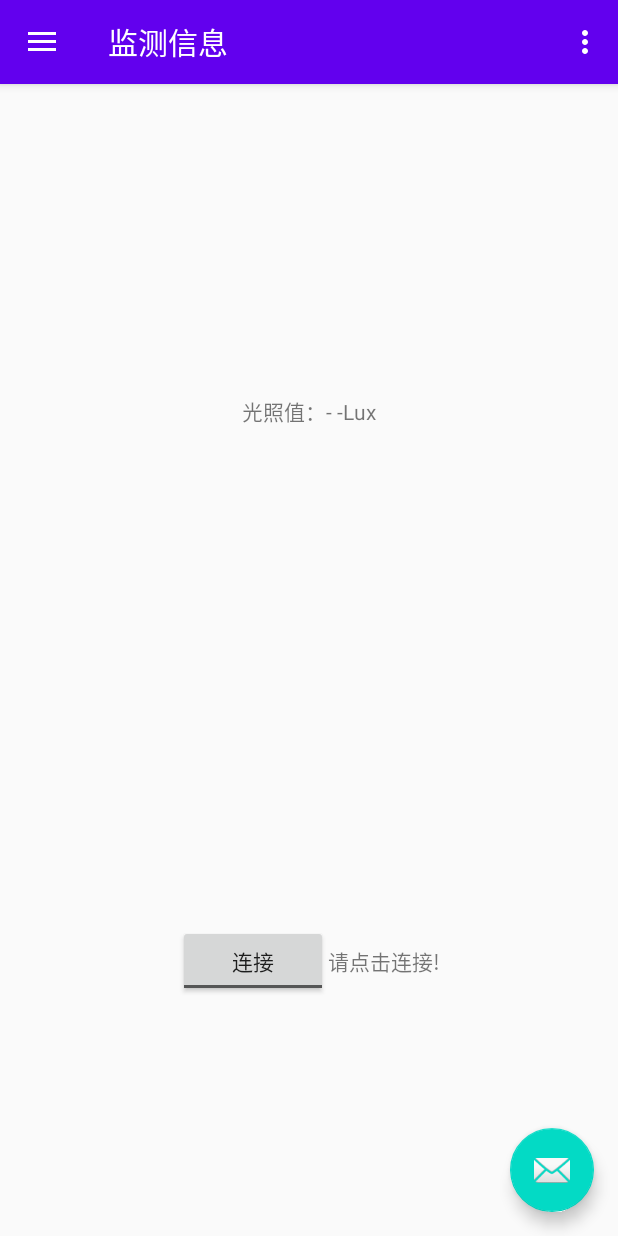
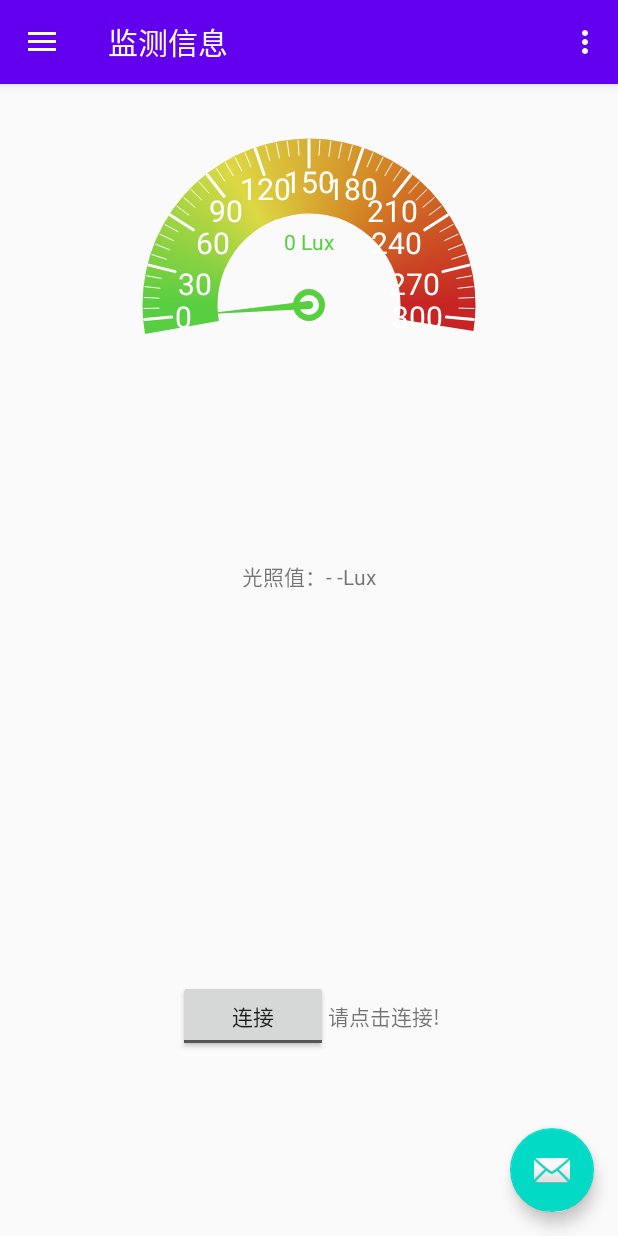
Before and after one commit to dragonbra/AbaKing, an Android app: the screen it shows after launch (MainActivity), on a phone screen of 412 x 824 dp. Run offline under Robolectric (Android 15) with nearby library versions, the phone set to English and light mode, and no system bars; our stand-ins replace navigation-ui.

Commit message:
在home页面新增了仪表盘

```diff
--- a/app/src/main/java/com/fro/room_sunalarmcase/ui/slideshow/SlideshowFragment.java
+++ b/app/src/main/java/com/fro/room_sunalarmcase/ui/slideshow/SlideshowFragment.java
@@ -29,13 +29,7 @@ public class SlideshowFragment extends Fragment {
         slideshowViewModel =
                 ViewModelProviders.of(this).get(SlideshowViewModel.class);
         View root = inflater.inflate(R.layout.fragment_slideshow, container, false);
-        final TextView textView = root.findViewById(R.id.text_slideshow);
-        slideshowViewModel.getText().observe(getViewLifecycleOwner(), new Observer<String>() {
-            @Override
-            public void onChanged(@Nullable String s) {
-             //   textView.setText(s);
-            }
-        });
+
 
         return root;
     }
--- /dev/null
+++ b/app/src/main/java/com/fro/room_sunalarmcase/viewDrawer/MboardView.java
@@ -0,0 +1,415 @@
+package com.fro.room_sunalarmcase.viewDrawer;
+
+import android.content.Context;
+import android.content.res.TypedArray;
+import android.graphics.Canvas;
+import android.graphics.Color;
+import android.graphics.Paint;
+import android.graphics.Path;
+import android.graphics.Rect;
+import android.graphics.RectF;
+import android.graphics.SweepGradient;
+import android.util.AttributeSet;
+import android.util.Log;
+import android.util.TypedValue;
+import android.view.View;
+
+import com.fro.room_sunalarmcase.R;
+
+public class MboardView extends View {
+
+    private int mRadius; // 圆弧半径
+    private int mBigSliceCount; // 大份数
+    private int mScaleCountInOneBigScale; // 相邻两个大刻度之间的小刻度个数
+    private int mScaleColor; // 刻度颜色
+    private int mScaleTextSize; // 刻度字体大小
+    private String mUnitText = ""; // 单位
+    private int mUnitTextSize; // 单位字体大小
+    private int mMinValue; // 最小值
+    private int mMaxValue; // 最大值
+    private int mRibbonWidth; // 色条宽
+
+    private int mStartAngle; // 起始角度
+    private int mSweepAngle; // 扫过角度
+
+    private int mPointerRadius; // 三角形指针半径
+    private int mCircleRadius; // 中心圆半径
+
+    private float mRealTimeValue = 0.0f; // 实时值
+
+    private int mBigScaleRadius; // 大刻度半径
+    private int mSmallScaleRadius; // 小刻度半径
+    private int mNumScaleRadius; // 数字刻度半径
+
+    private int mViewColor_green; // 字体颜色
+    private int mViewColor_yellow; // 字体颜色
+    private int mViewColor_orange; // 字体颜色
+    private int mViewColor_red; // 字体颜色
+
+    private int mViewWidth; // 控件宽度
+    private int mViewHeight; // 控件高度
+    private float mCenterX;//中心点圆坐标x
+    private float mCenterY;//中心点圆坐标y
+
+    private Paint mPaintScale;//圆盘上大小刻度画笔
+    private Paint mPaintScaleText;//圆盘上刻度值画笔
+    private Paint mPaintCirclePointer;//绘制中心圆，指针
+    private Paint mPaintValue;//绘制实时值
+    private Paint mPaintRibbon;//绘制色带
+
+    private RectF mRectRibbon;//存储色带的矩形数据
+    private Rect mRectScaleText;//存储刻度值的矩形数据
+    private Path path;//绘制指针的路径
+
+    private int mSmallScaleCount; // 小刻度总数
+    private float mBigScaleAngle; // 相邻两个大刻度之间的角度
+    private float mSmallScaleAngle; // 相邻两个小刻度之间的角度
+
+    private String[] mGraduations; // 每个大刻度的刻度值
+    private float initAngle;//指针实时角度
+
+    private SweepGradient mSweepGradient ;//设置渐变
+    private int[] color = new int[7];//渐变颜色组
+
+    public MboardView(Context context){
+        this(context, null);
+    }
+    public MboardView(Context context, AttributeSet attrs){
+        this(context,attrs,0);
+    }
+    public MboardView(Context context, AttributeSet attrs,int defStyleAttr){
+        super(context,attrs,defStyleAttr);
+        TypedArray a = context.obtainStyledAttributes( attrs, R.styleable.MboardView, defStyleAttr,0);
+        mRadius = a.getDimensionPixelSize(R.styleable.MboardView_radius, dpToPx(80));
+        mBigSliceCount = a.getInteger(R.styleable.MboardView_bigSliceCount, 5);
+        mScaleCountInOneBigScale = a.getInteger(R.styleable.MboardView_sliceCountInOneBigSlice, 5);
+        mScaleColor = a.getColor(R.styleable.MboardView_scaleColor, Color.WHITE);
+        mScaleTextSize = a.getDimensionPixelSize(R.styleable.MboardView_scaleTextSize, spToPx(12));
+        mUnitText = a.getString(R.styleable.MboardView_unitText);
+        mUnitTextSize = a.getDimensionPixelSize(R.styleable.MboardView_unitTextSize, spToPx(14));
+        mMinValue = a.getInteger(R.styleable.MboardView_minValue, 0);
+        mMaxValue = a.getInteger(R.styleable.MboardView_maxValue, 150);
+        mRibbonWidth = a.getDimensionPixelSize(R.styleable.MboardView_ribbonWidth, 0);
+
+        a.recycle();
+        init();
+    }
+
+    private void init() {
+
+        //起始角度是从水平正方向即（钟表3点钟方向）开始从0算的，扫过的角度是按顺时针方向算
+        mStartAngle = 175;
+        mSweepAngle = 190;
+
+        mPointerRadius = mRadius / 3 * 2;
+        mCircleRadius = mRadius / 17;
+
+        mSmallScaleRadius = mRadius - dpToPx(10);
+        mBigScaleRadius = mRadius - dpToPx(18);
+        mNumScaleRadius = mRadius - dpToPx(20);
+
+        mSmallScaleCount = mBigSliceCount * 5;
+        mBigScaleAngle = mSweepAngle / (float) mBigSliceCount;
+        mSmallScaleAngle = mBigScaleAngle / mScaleCountInOneBigScale;
+        mGraduations = getMeasureNumbers();
+
+        //确定控件的宽度 padding值，在构造方法执行完就被赋值
+        mViewWidth = getPaddingLeft() + mRadius * 2 + getPaddingRight() + dpToPx(4);
+        mViewHeight = mViewWidth;
+        mCenterX = mViewWidth / 2.0f;
+        mCenterY = mViewHeight / 2.0f;
+
+        mPaintScale = new Paint();
+        mPaintScale.setAntiAlias(true);
+        mPaintScale.setColor(mScaleColor);
+        mPaintScale.setStyle(Paint.Style.STROKE);
+        mPaintScale.setStrokeCap(Paint.Cap.ROUND);
+
+        mPaintScaleText = new Paint();
+        mPaintScaleText.setAntiAlias(true);
+        mPaintScaleText.setColor(mScaleColor);
+        mPaintScaleText.setStyle(Paint.Style.STROKE);
+
+        mPaintCirclePointer = new Paint();
+        mPaintCirclePointer.setAntiAlias(true);
+
+        mRectScaleText = new Rect();
+        path = new Path();
+
+        mPaintValue = new Paint();
+        mPaintValue.setAntiAlias(true);
+        mPaintValue.setStyle(Paint.Style.STROKE);
+        mPaintValue.setTextAlign(Paint.Align.CENTER);
+        mPaintValue.setTextSize(mUnitTextSize);
+
+        initAngle = getAngleFromResult(mRealTimeValue);
+
+        mViewColor_green = getResources().getColor(R.color.green_value);
+        mViewColor_yellow = getResources().getColor(R.color.yellow_value);
+        mViewColor_orange = getResources().getColor(R.color.orange_value);
+        mViewColor_red = getResources().getColor(R.color.red_value);
+        color[0] = mViewColor_red;
+        color[1] = mViewColor_red;
+        color[2] = mViewColor_green;
+        color[3] = mViewColor_green;
+        color[4] = mViewColor_yellow;
+        color[5] = mViewColor_orange;
+        color[6] = mViewColor_red;
+
+        //色带画笔
+        mPaintRibbon = new Paint();
+        mPaintRibbon.setAntiAlias(true);
+        mPaintRibbon.setStyle(Paint.Style.STROKE);
+        mPaintRibbon.setStrokeWidth(mRibbonWidth);
+        mSweepGradient = new SweepGradient(mCenterX, mCenterY,color,null);
+        mPaintRibbon.setShader(mSweepGradient);//设置渐变 从X轴正方向取color数组颜色开始渐变
+
+        if (mRibbonWidth > 0) {
+            int r  = mRadius - mRibbonWidth / 2 + dpToPx(1) ;
+            mRectRibbon = new RectF(mCenterX - r, mCenterY - r, mCenterX + r, mCenterY + r);
+        }
+    }
+
+    /**
+     * 确定每个大刻度的值
+     * @return
+     */
+    private String[] getMeasureNumbers() {
+        String[] strings = new String[mBigSliceCount + 1];
+        for (int i = 0; i <= mBigSliceCount; i++) {
+            if (i == 0) {
+                strings[i] = String.valueOf(mMinValue);
+            } else if (i == mBigSliceCount) {
+                strings[i] = String.valueOf(mMaxValue);
+            } else {
+                strings[i] = String.valueOf(((mMaxValue - mMinValue) / mBigSliceCount) * i);
+            }
+        }
+        return strings;
+    }
+
+    /**
+     * <dt>UNSPECIFIED :  0 << 30 = 0</dt>
+     * <dd>
+     *     父控件没有对子控件做限制，子控件可以是自己想要的尺寸
+     *     其实就是子空间在布局里没有设置宽高，但布局里添加控件都要设置宽高，所以这种情况暂时没碰到
+     * </dd>
+     *
+     * <dt>EXACTLY : 1 << 30 = 1073741824</dt>
+     * <dd>
+     *      父控件给子控件决定了确切大小，子控件将被限定在给定的边界里。
+     *      如果是填充父窗体(match_parent)，说明父控件已经明确知道子控件想要多大的尺寸了，也是这种模式
+     * </dd>
+     *
+     * <dt>AT_MOST : 2 << 30 = -2147483648</dt>
+     * <dd>
+     *      在布局设置wrap_content，父控件并不知道子控件到底需要多大尺寸（具体值），
+     *      需要子控件在onMeasure测量之后再让父控件给他一个尽可能大的尺寸以便让内容全部显示
+     *      如果在onMeasure没有指定控件大小，默认会填充父窗体，因为在view的onMeasure源码中，
+     *      AT_MOST（相当于wrap_content ）和EXACTLY （相当于match_parent ）两种情况返回的测量宽高都是specSize，
+     *      而这个specSize正是父控件剩余的宽高，所以默认onMeasure方法中wrap_content 和match_parent 的效果是一样的，都是填充剩余的空间。
+     * </dd>
+     *
+     * @param widthMeasureSpec
+     * @param heightMeasureSpec
+     */
+    @Override
+    protected void onMeasure(int widthMeasureSpec, int heightMeasureSpec) {
+
+        int widthMode = MeasureSpec.getMode(widthMeasureSpec);//从约束规范中获取模式
+        int widthSize = MeasureSpec.getSize(widthMeasureSpec);//从约束规范中获取尺寸
+        int heightMode = MeasureSpec.getMode(heightMeasureSpec);
+        int heightSize = MeasureSpec.getSize(heightMeasureSpec);
+
+        //在布局中设置了具体值
+        if (widthMode == MeasureSpec.EXACTLY)
+            mViewWidth = widthSize;
+
+        //在布局中设置 wrap_content，控件就取能完全展示内容的宽度（同时需要考虑屏幕的宽度）
+        if (widthMode == MeasureSpec.AT_MOST)
+            mViewWidth = Math.min(mViewWidth, widthSize);
+
+        if (heightMode == MeasureSpec.EXACTLY) {
+            mViewHeight = heightSize;
+        } else {
+
+            float[] point1 = getCoordinatePoint(mRadius, mStartAngle);
+            float[] point2 = getCoordinatePoint(mRadius, mStartAngle + mSweepAngle);
+            float maxY = Math.max(Math.abs(point1[1]) - mCenterY, Math.abs(point2[1]) - mCenterY);
+            float f = mCircleRadius + dpToPx(2) + dpToPx(25) ;
+            float max = Math.max(maxY, f);
+            mViewHeight = (int) (max + mRadius + getPaddingTop() + getPaddingBottom() + dpToPx(2) * 2);
+
+            if (heightMode == MeasureSpec.AT_MOST)
+                mViewHeight = Math.min(mViewHeight, heightSize);
+        }
+
+        //保存测量宽度和测量高度
+        setMeasuredDimension(mViewWidth, mViewHeight);
+    }
+
+
+    @Override
+    protected void onDraw(Canvas canvas) {
+        // 绘制色带
+        canvas.drawArc(mRectRibbon, 170, 199, false, mPaintRibbon);
+
+        mPaintScale.setStrokeWidth(dpToPx(2));
+        for (int i = 0; i <= mBigSliceCount; i++) {
+            //绘制大刻度
+            float angle = i * mBigScaleAngle + mStartAngle;
+            float[] point1 = getCoordinatePoint(mRadius, angle);
+            float[] point2 = getCoordinatePoint(mBigScaleRadius, angle);
+            canvas.drawLine(point1[0], point1[1], point2[0], point2[1], mPaintScale);
+
+            //绘制圆盘上的数字
+            mPaintScaleText.setTextSize(mScaleTextSize);
+            String number = mGraduations[i];
+            mPaintScaleText.getTextBounds(number, 0, number.length(), mRectScaleText);
+            if (angle % 360 > 135 && angle % 360 < 215) {
+                mPaintScaleText.setTextAlign(Paint.Align.LEFT);
+            } else if ((angle % 360 >= 0 && angle % 360 < 45) || (angle % 360 > 325 && angle % 360 <= 360)) {
+                mPaintScaleText.setTextAlign(Paint.Align.RIGHT);
+            } else {
+                mPaintScaleText.setTextAlign(Paint.Align.CENTER);
+            }
+            float[] numberPoint = getCoordinatePoint(mNumScaleRadius, angle);
+            if (i == 0 || i == mBigSliceCount) {
+                canvas.drawText(number, numberPoint[0], numberPoint[1] + (mRectScaleText.height() / 2), mPaintScaleText);
+            } else {
+                canvas.drawText(number, numberPoint[0], numberPoint[1] + mRectScaleText.height(), mPaintScaleText);
+            }
+        }
+
+        //绘制小的子刻度
+        mPaintScale.setStrokeWidth(dpToPx(1));
+        for (int i = 0; i < mSmallScaleCount; i++) {
+            if (i % mScaleCountInOneBigScale != 0) {
+                float angle = i * mSmallScaleAngle + mStartAngle;
+                float[] point1 = getCoordinatePoint(mRadius, angle);
+                float[] point2 = getCoordinatePoint(mSmallScaleRadius, angle);
+
+                mPaintScale.setStrokeWidth(dpToPx(1));
+                canvas.drawLine(point1[0], point1[1], point2[0], point2[1], mPaintScale);
+            }
+        }
+
+        if (mRealTimeValue <= 40) {
+            mPaintValue.setColor(mViewColor_green);
+            mPaintCirclePointer.setColor(mViewColor_green);
+        } else if (mRealTimeValue > 40 && mRealTimeValue <= 90) {
+            mPaintValue.setColor(mViewColor_yellow);
+            mPaintCirclePointer.setColor(mViewColor_yellow);
+        } else if (mRealTimeValue > 90 && mRealTimeValue <= 120) {
+            mPaintValue.setColor(mViewColor_orange);
+            mPaintCirclePointer.setColor(mViewColor_orange);
+        } else {
+            mPaintValue.setColor(mViewColor_red);
+            mPaintCirclePointer.setColor(mViewColor_red);
+        }
+
+        //绘制中心点的圆
+        mPaintCirclePointer.setStyle(Paint.Style.STROKE);
+        mPaintCirclePointer.setStrokeWidth(dpToPx(4));
+        canvas.drawCircle(mCenterX, mCenterY, mCircleRadius + dpToPx(3), mPaintCirclePointer);
+
+        //绘制三角形指针
+        path.reset();
+        mPaintCirclePointer.setStyle(Paint.Style.FILL);
+        float[] point1 = getCoordinatePoint(mCircleRadius / 2, initAngle + 90);
+        path.moveTo(point1[0], point1[1]);
+        float[] point2 = getCoordinatePoint(mCircleRadius / 2, initAngle - 90);
+        path.lineTo(point2[0], point2[1]);
+        float[] point3 = getCoordinatePoint(mPointerRadius, initAngle);
+        path.lineTo(point3[0], point3[1]);
+        path.close();
+        canvas.drawPath(path, mPaintCirclePointer);
+
+        // 绘制三角形指针底部的圆弧效果
+        canvas.drawCircle((point1[0] + point2[0]) / 2, (point1[1] + point2[1]) / 2, mCircleRadius / 2, mPaintCirclePointer);
+
+        //绘制实时值
+        canvas.drawText(trimFloat(mRealTimeValue)+" "+ mUnitText, mCenterX, mCenterY - mRadius / 3 , mPaintValue);
+    }
+
+    private int dpToPx(int dp) {
+        return (int) TypedValue.applyDimension(TypedValue.COMPLEX_UNIT_DIP, dp, getResources().getDisplayMetrics());
+    }
+
+    private int spToPx(int sp) {
+        return (int) TypedValue.applyDimension(TypedValue.COMPLEX_UNIT_SP, sp, getResources().getDisplayMetrics());
+    }
+
+    /**
+     * 依圆心坐标，半径，扇形角度，计算出扇形终射线与圆弧交叉点的xy坐标
+     */
+    public float[] getCoordinatePoint(int radius, float cirAngle) {
+        float[] point = new float[2];
+
+        double arcAngle = Math.toRadians(cirAngle); //将角度转换为弧度
+        if (cirAngle < 90) {
+            point[0] = (float) (mCenterX + Math.cos(arcAngle) * radius);
+            point[1] = (float) (mCenterY + Math.sin(arcAngle) * radius);
+        } else if (cirAngle == 90) {
+            point[0] = mCenterX;
+            point[1] = mCenterY + radius;
+        } else if (cirAngle > 90 && cirAngle < 180) {
+            arcAngle = Math.PI * (180 - cirAngle) / 180.0;
+            point[0] = (float) (mCenterX - Math.cos(arcAngle) * radius);
+            point[1] = (float) (mCenterY + Math.sin(arcAngle) * radius);
+        } else if (cirAngle == 180) {
+            point[0] = mCenterX - radius;
+            point[1] = mCenterY;
+        } else if (cirAngle > 180 && cirAngle < 270) {
+            arcAngle = Math.PI * (cirAngle - 180) / 180.0;
+            point[0] = (float) (mCenterX - Math.cos(arcAngle) * radius);
+            point[1] = (float) (mCenterY - Math.sin(arcAngle) * radius);
+        } else if (cirAngle == 270) {
+            point[0] = mCenterX;
+            point[1] = mCenterY - radius;
+        } else {
+            arcAngle = Math.PI * (360 - cirAngle) / 180.0;
+            point[0] = (float) (mCenterX + Math.cos(arcAngle) * radius);
+            point[1] = (float) (mCenterY - Math.sin(arcAngle) * radius);
+        }
+
+        Log.e("getCoordinatePoint","radius="+radius+",cirAngle="+cirAngle+",point[0]="+point[0]+",point[1]="+point[1]);
+        return point;
+    }
+
+    /**
+     * 通过实时数值得到指针角度
+     */
+    private float getAngleFromResult(float result) {
+        if (result > mMaxValue)
+            return 360.0f;
+        return mSweepAngle * (result - mMinValue) / (mMaxValue - mMinValue) + mStartAngle;
+    }
+
+    /**
+     * float类型如果小数点后为零则显示整数否则保留
+     */
+    public static String trimFloat(float value) {
+        if (Math.round(value) - value == 0) {
+            return String.valueOf((long) value);
+        }
+        return String.valueOf(value);
+    }
+
+
+    public float getRealTimeValue() {
+        return mRealTimeValue;
+    }
+
+    /**
+     * 实时设置读数值
+     * @param realTimeValue
+     */
+    public void setRealTimeValue(float realTimeValue) {
+        if (realTimeValue > mMaxValue) return;
+        mRealTimeValue = realTimeValue;
+        initAngle = getAngleFromResult(mRealTimeValue);
+        invalidate();
+    }
+
+}
--- a/app/src/main/res/layout/fragment_home.xml
+++ b/app/src/main/res/layout/fragment_home.xml
@@ -20,6 +20,18 @@
         app:layout_constraintEnd_toEndOf="parent"
         app:layout_constraintStart_toStartOf="parent"
         app:layout_constraintTop_toTopOf="parent" />
+
+    <com.fro.room_sunalarmcase.viewDrawer.MboardView
+        android:id="@+id/mboardView"
+        android:layout_width="wrap_content"
+        android:layout_height="wrap_content"
+        android:layout_gravity="center"
+        app:bigSliceCount="10"
+        app:unitText="Lux"
+        app:maxValue="300"
+        app:scaleTextSize="20sp"
+        app:radius="110dp"
+        app:ribbonWidth="50dp"/>
 
 <!-- 光照值 -->
 <LinearLayout
--- /dev/null
+++ b/app/src/main/res/values/attrs.xml
@@ -0,0 +1,16 @@
+<?xml version="1.0" encoding="utf-8"?>
+<resources>
+
+    <declare-styleable name="MboardView">
+        <attr name="radius" format="dimension"/>     <!--扇形半径-->
+        <attr name="bigSliceCount" format="integer"/> <!-- 长刻度条数-->
+        <attr name="sliceCountInOneBigSlice" format="integer"/> <!-- 每两条长刻度之间分条数-->
+        <attr name="scaleColor" format="color"/> <!--刻度颜色-->
+        <attr name="scaleTextSize" format="dimension"/> <!--刻度字体大小-->
+        <attr name="unitText" format="string"/> <!--单位-->
+        <attr name="unitTextSize" format="string"/> <!--单位字体大小-->
+        <attr name="minValue" format="integer"/> <!--最小值-->
+        <attr name="maxValue" format="integer"/> <!--最大值-->
+        <attr name="ribbonWidth" format="dimension"/> <!--色带宽度-->
+    </declare-styleable>
+</resources>
--- a/app/src/main/res/values/color.xml
+++ b/app/src/main/res/values/color.xml
@@ -146,4 +146,12 @@
 	<color name="darkblue">#00008b</color><!--暗蓝色 -->
 	<color name="navy">#000080</color><!--海军色 -->
 	<color name="black">#000000</color><!--黑色 -->
+
+	<color name="stripeColor">#607D8B</color>
+	<color name="pointCircleColor">#e4e9e9</color>
+
+	<color name="red_value">#c72424</color>
+	<color name="orange_value">#d38324</color>
+	<color name="yellow_value">#ddd843</color>
+	<color name="green_value">#58ce41</color>
 </resources>
```
